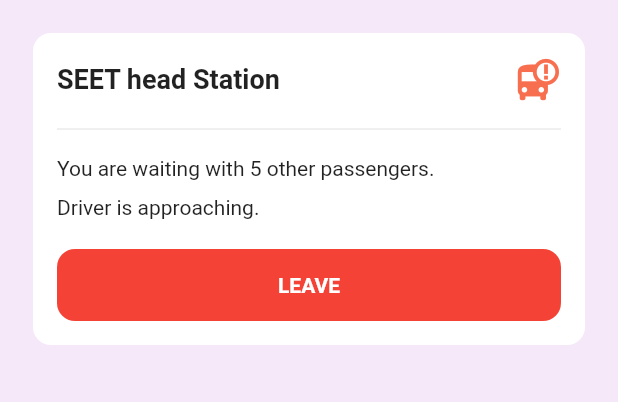
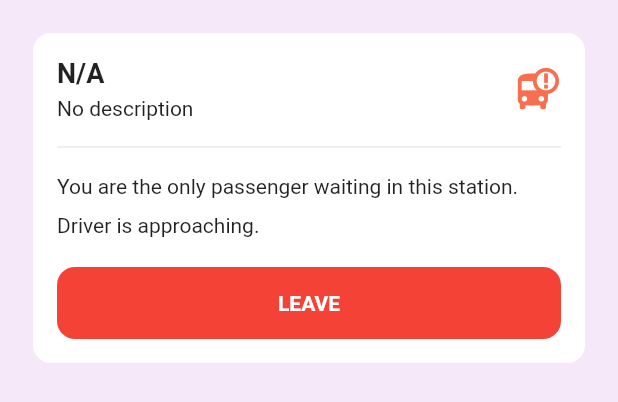
Before and after one commit to cs-onah/Shuttla, a Flutter app: the PassengerWaitingWidget widget shown alone on an empty page, opened directly, after a tap on "LEAVE", on a phone screen of 412 x 824 dp. Shown: the top 402 px of the screen. Run offline on Flutter 3.47's test engine with Material 2 defaults, Android fonts, the phone set to English and light mode, and no system bars; our stand-ins replace cloud_firestore, equatable, event_bus, firebase_auth, firebase_core, flutter_bloc and 8 more; missing offline and left inert: map_picker; accounts and stored records are empty; Roboto replaces fonts that are missing (Brown).

Commit message:
completed passenger app functionalities

```diff
--- a/lib/core/blocs/passenger_home_bloc.dart
+++ b/lib/core/blocs/passenger_home_bloc.dart
@@ -10,37 +10,11 @@ class PassengerHomeBloc extends Bloc<PassengerHomeEvent, PassengerHomeState> {
   Station? selectedStation;
 
   PassengerHomeBloc() : super(PassengerIdleState()) {
-
-
     on<PassengerFetchStationDetailEvent>(
       (event, emit) {
         selectedStation = event.station;
-
-        //Station stream
-        stationStream?.cancel();
-        stationStream = StationService()
-            .getStationDetailStream(event.station)
-            .listen((event) {
-              print("Stream fired");
-          Station stationUpdate = Station.fromFirebaseSnapshot(event);
-              print(stationUpdate.waitingPassengers);
-
-          ///TODO: Check driver arriving
-
-          /// Checks if current user has joined waiting list
-          if (stationUpdate.waitingPassengers
-              .contains(SessionManager.user!.userData)) {
-            emit(PassengerWaitingState());
-          }
-
-          /// Checks if driver has picked passengers
-          if(selectedStation!.lastPickupTime != null){
-            if(stationUpdate.lastPickupTime!.isAfter(selectedStation!.lastPickupTime!))
-              emit(PassengerPickupState());
-          }
-        });
-
-        return emit(PassengerStationDetailState(selectedStation!));
+        listenToStationEvents(event);
+        emit(PassengerStationDetailState(selectedStation!));
       },
     );
 
@@ -58,12 +32,68 @@ class PassengerHomeBloc extends Bloc<PassengerHomeEvent, PassengerHomeState> {
         return;
       },
     );
+
     on<PassengerLeaveStationEvent>(
       (event, emit) {
         stationStream?.cancel();
+        try {
+          StationService().leaveStation(
+            user: SessionManager.user!.userData,
+            station: selectedStation!,
+          );
+        } catch (e) {
+          return emit(PassengerErrorState(e.toString()));
+        }
         return emit(PassengerIdleState());
       },
     );
+
+    on<DriverComingEvent>(
+      (event, emit) => emit(PassengerStationDetailState(event.station)),
+    );
+
+    on<UserJoinStationEvent>(
+      (event, emit) => emit(PassengerWaitingState()),
+    );
+
+    on<DriverPickedPassengerEvent>(
+      (event, emit) => emit(PassengerPickupState()),
+    );
+  }
+
+  void listenToStationEvents(PassengerFetchStationDetailEvent event) {
+    //Station stream
+    stationStream?.cancel();
+    stationStream =
+        StationService().getStationDetailStream(event.station).listen((event) {
+      print("Stream fired");
+      Station stationUpdate = Station.fromFirebaseSnapshot(event);
+
+      ///Check if New driver is assigned to station
+      if (selectedStation?.driverName == null &&
+          stationUpdate.driverName != null) {
+        add(DriverComingEvent(stationUpdate));
+      }
+
+      ///TODO: On passenger leave
+      ///add PassengerLeaveStationEvent from Button
+
+      /// Checks if current user has joined waiting list
+      if (stationUpdate.waitingPassengers
+          .contains(SessionManager.user!.userData)) {
+        add(UserJoinStationEvent(stationUpdate));
+      }
+
+      /// Checks if driver has picked passengers
+      if (selectedStation!.lastPickupTime != null) {
+        if (stationUpdate.lastPickupTime!
+            .isAfter(selectedStation!.lastPickupTime!)) {
+          add(DriverPickedPassengerEvent(stationUpdate));
+        }
+      }
+
+      selectedStation = stationUpdate;
+    });
   }
 }
 
@@ -76,8 +106,23 @@ class PassengerFetchStationDetailEvent extends PassengerHomeEvent {
 }
 
 class PassengerLeaveStationEvent extends PassengerHomeEvent {
-  final String stationId, stationName;
-  PassengerLeaveStationEvent(this.stationId, this.stationName);
+  final Station? station;
+  PassengerLeaveStationEvent([this.station]);
+}
+
+class DriverComingEvent extends PassengerHomeEvent {
+  final Station station;
+  DriverComingEvent(this.station);
+}
+
+class UserJoinStationEvent extends PassengerHomeEvent {
+  final Station station;
+  UserJoinStationEvent(this.station);
+}
+
+class DriverPickedPassengerEvent extends PassengerHomeEvent {
+  final Station station;
+  DriverPickedPassengerEvent(this.station);
 }
 
 class PassengerJoinStationEvent extends PassengerHomeEvent {}
--- a/lib/ui/screens/passenger/passenger_home_screen.dart
+++ b/lib/ui/screens/passenger/passenger_home_screen.dart
@@ -215,6 +215,9 @@ class PassengerWaitingWidget extends StatelessWidget {
 
   @override
   Widget build(BuildContext context) {
+    final bloc = BlocProvider.of<PassengerHomeBloc>(context);
+    int totalPassengerCount = bloc.selectedStation?.waitingPassengers.length ?? 1;
+    int otherPassengerCount = totalPassengerCount - 1;
     return Container(
       decoration: BoxDecoration(
         color: Colors.white,
@@ -229,12 +232,19 @@ class PassengerWaitingWidget extends StatelessWidget {
           Row(
             children: [
               Expanded(
-                child: Text(
-                  'SEET head Station',
-                  style: TextStyle(
-                    fontSize: 18,
-                    fontWeight: FontWeight.bold,
-                  ),
+                child: Column(
+                  crossAxisAlignment: CrossAxisAlignment.start,
+                  children: [
+                    Text(
+                      '${bloc.selectedStation?.stationName ?? 'N/A'}',
+                      style: TextStyle(
+                        fontSize: 18,
+                        fontWeight: FontWeight.bold,
+                      ),
+                    ),
+                    SizedBox(height: 5),
+                    Text("${bloc.selectedStation?.description ?? 'No description'}"),
+                  ],
                 ),
               ),
               SizedBox(width: 40),
@@ -246,17 +256,14 @@ class PassengerWaitingWidget extends StatelessWidget {
           Divider(),
           SizedBox(height: 10),
           Text(
-            'You are waiting with 5 other passengers.',
-            style: TextStyle(
-              fontSize: 14,
-            ),
+            otherPassengerCount < 1 ? "You are the only passenger waiting in this station." :
+            'You are waiting with $otherPassengerCount other passengers.',
+            style: TextStyle(fontSize: 14),
           ),
           SizedBox(height: 10),
           Text(
             'Driver is approaching.',
-            style: TextStyle(
-              fontSize: 14,
-            ),
+            style: TextStyle(fontSize: 14),
           ),
           SizedBox(height: 20),
           SizedBox(
@@ -266,7 +273,7 @@ class PassengerWaitingWidget extends StatelessWidget {
               backgroundColor: Colors.red,
               onPressed: () {
                 BlocProvider.of<PassengerHomeBloc>(context).add(
-                  PassengerLeaveStationEvent("", ""),
+                  PassengerLeaveStationEvent(),
                 );
               },
             ),
--- a/lib/ui/screens/shared/station_detail_screen.dart
+++ b/lib/ui/screens/shared/station_detail_screen.dart
@@ -97,7 +97,7 @@ class _StationDetailScreenState extends State<StationDetailScreen> {
             ),
             StationDetailTile(
               iconData: Icons.person,
-              text: "5 people are currently waiting",
+              text: "${station.waitingPassengers.length} passengers are currently waiting",
               iconBgColor: Theme.of(context).accentColor,
             ),
             if(widget.station.distanceFromDeviceString != null) StationDetailTile(
```
